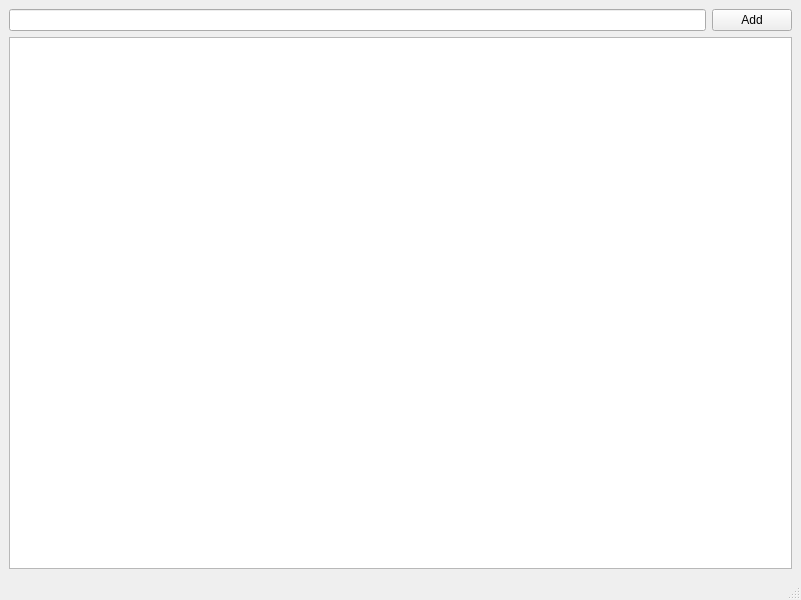
Old version of the form src/gui/components/mainwindow.ui in the repository vikke1234/ohjelmistotuotanto-miniprojekti.
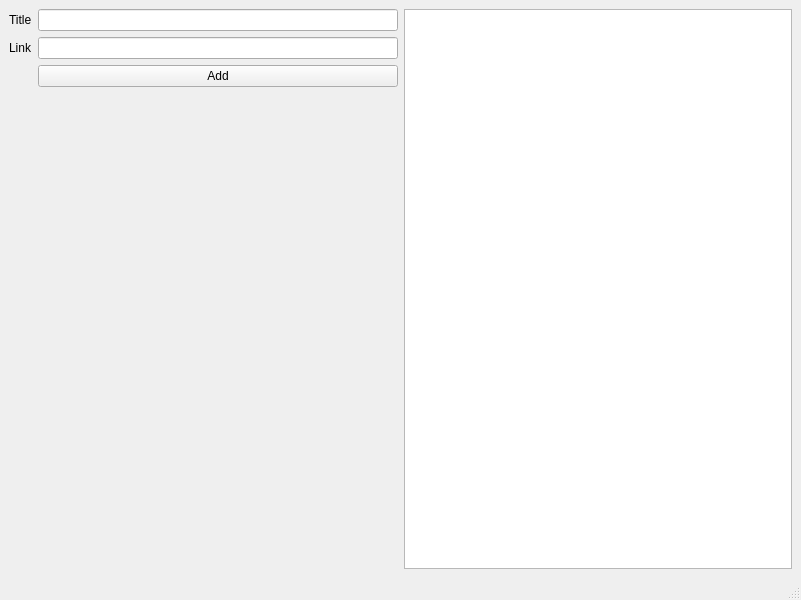
New version of the form.

Commit message: new base of the UI, fields for title and link

The edit to the form file:
```diff
--- a/src/gui/components/mainwindow.ui
+++ b/src/gui/components/mainwindow.ui
@@ -18,9 +18,28 @@
     <item>
      <layout class="QHBoxLayout" name="horizontalLayout">
       <item>
-       <widget class="QLineEdit" name="url_lineedit"/>
-      </item>
-      <item>
+       <layout class="QFormLayout" name="formLayout">
+        <item row="1" column="0">
+         <widget class="QLabel" name="titleLabel">
+          <property name="text">
+           <string>Title</string>
+          </property>
+         </widget>
+        </item>
+        <item row="1" column="1">
+         <widget class="QLineEdit" name="titleLineEdit"/>
+        </item>
+        <item row="2" column="0">
+         <widget class="QLabel" name="linkLabel">
+          <property name="text">
+           <string>Link</string>
+          </property>
+         </widget>
+        </item>
+        <item row="2" column="1">
+         <widget class="QLineEdit" name="linkLineEdit"/>
+        </item>
+        <item row="3" column="1">
        <widget class="QPushButton" name="add_button">
         <property name="text">
          <string>Add</string>
@@ -33,6 +52,8 @@
      <widget class="QListWidget" name="listWidget"/>
     </item>
    </layout>
+    </item>
+   </layout>
   </widget>
   <widget class="QMenuBar" name="menubar">
    <property name="geometry">
@@ -40,7 +61,7 @@
      <x>0</x>
      <y>0</y>
      <width>801</width>
-     <height>30</height>
+     <height>22</height>
     </rect>
    </property>
   </widget>
```
Lines whose indentation alone changed are shown as unchanged. The commit also changes 2 other files.
